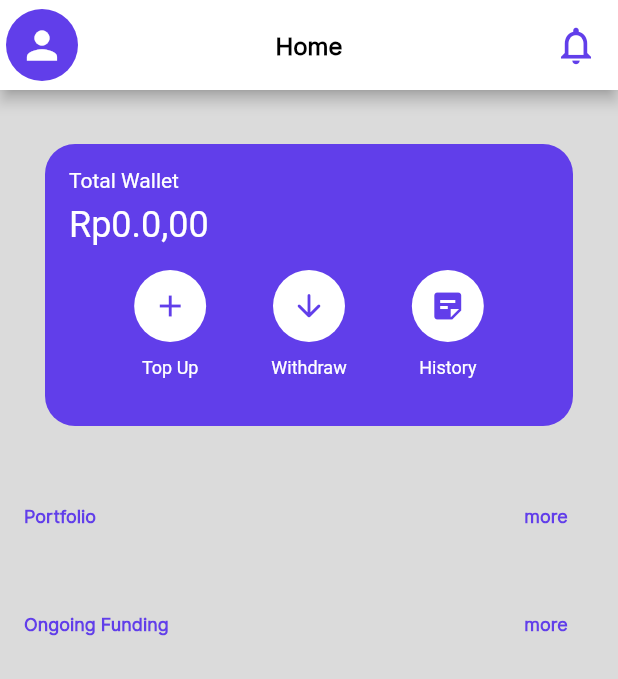
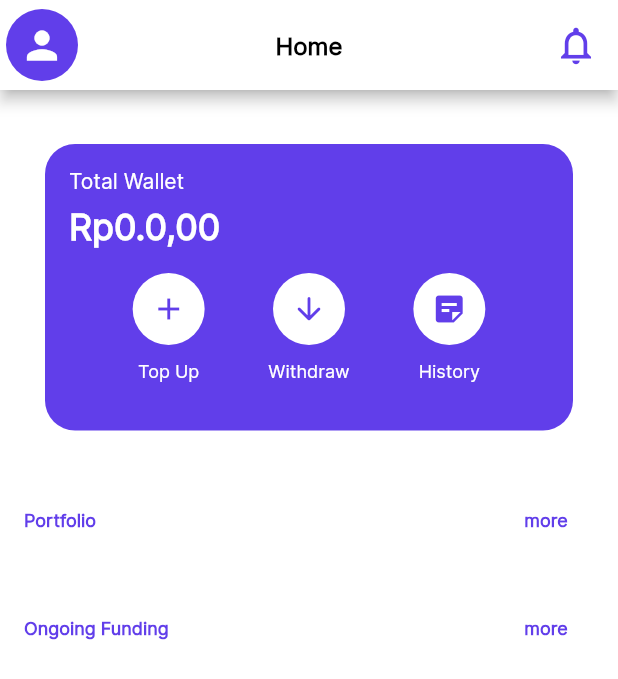
Before and after one commit to MuhammadFahru/tubes-promvis, a Flutter app: the HomeScreen screen opened directly, on a phone screen of 412 x 824 dp. Shown: the top 679 px of the screen. Run offline on Flutter 3.47's test engine with Material 2 defaults, Android fonts, the phone set to English and light mode, and no system bars; our stand-ins replace dropdown_search, email_validator, equatable, flutter_bloc, google_fonts, percent_indicator; accounts and stored records are empty; network calls fail.

Commit message:
menyamakan theme

```diff
--- a/flutter-investor/lib/pages/homeScreen.dart
+++ b/flutter-investor/lib/pages/homeScreen.dart
@@ -50,7 +50,7 @@ class HomeScreen extends StatelessWidget {
             create: (context) => OngoingFundingCubit()),
       ],
       child: Scaffold(
-        backgroundColor: Color(int.parse('0xffDBDBDB')),
+        backgroundColor: backgroundColor6,
         appBar: AppBar(
           toolbarHeight: 60,
           backgroundColor: Colors.white,
@@ -59,7 +59,9 @@ class HomeScreen extends StatelessWidget {
           title: Text(
             'Home',
             style: GoogleFonts.inter(
-                color: Colors.black, fontWeight: FontWeight.bold, fontSize: 16),
+                color: primaryTextColor,
+                fontWeight: FontWeight.bold,
+                fontSize: 16),
           ),
           leading: Container(
             margin: EdgeInsets.all(4),
@@ -187,15 +189,20 @@ class WalletModule extends StatelessWidget {
                     mainAxisAlignment: MainAxisAlignment.center,
                     crossAxisAlignment: CrossAxisAlignment.start,
                     children: [
-                      const Text(
+                      Text(
                         'Total Wallet',
-                        style: TextStyle(fontSize: 14.0, color: Colors.white),
+                        style: GoogleFonts.inter(
+                            fontSize: 14.0,
+                            color: Colors.white,
+                            fontWeight: regular),
                       ),
                       const SizedBox(height: 8.0),
                       Text(
                         'Rp$walletValue,00',
-                        style: const TextStyle(
-                            fontSize: 24.0, color: Colors.white),
+                        style: GoogleFonts.inter(
+                            fontSize: 24.0,
+                            color: Colors.white,
+                            fontWeight: bold),
                       ),
                     ]),
               ),
@@ -213,15 +220,18 @@ class WalletModule extends StatelessWidget {
                             Navigator.pushNamed(context, '/topUp');
                           },
                           icon: Icon(Icons.add),
-                          color: Color(int.parse('0xff613EEA')),
+                          color: primaryColor,
                         ),
                       ),
                       const SizedBox(
                         height: 10,
                       ),
-                      const Text(
+                      Text(
                         'Top Up',
-                        style: TextStyle(fontSize: 12, color: Colors.white),
+                        style: GoogleFonts.inter(
+                            fontSize: 12.0,
+                            color: Colors.white,
+                            fontWeight: regular),
                       )
                     ],
                   ),
@@ -233,15 +243,18 @@ class WalletModule extends StatelessWidget {
                         child: IconButton(
                           onPressed: () {},
                           icon: Icon(Icons.arrow_downward_rounded),
-                          color: Color(int.parse('0xff613EEA')),
+                          color: primaryColor,
                         ),
                       ),
                       const SizedBox(
                         height: 10,
                       ),
-                      const Text(
+                      Text(
                         'Withdraw',
-                        style: TextStyle(fontSize: 12, color: Colors.white),
+                        style: GoogleFonts.inter(
+                            fontSize: 12.0,
+                            color: Colors.white,
+                            fontWeight: regular),
                       )
                     ],
                   ),
@@ -253,15 +266,18 @@ class WalletModule extends StatelessWidget {
                         child: IconButton(
                           onPressed: () {},
                           icon: Icon(Icons.sticky_note_2),
-                          color: Color(int.parse('0xff613EEA')),
+                          color: primaryColor,
                         ),
                       ),
                       const SizedBox(
                         height: 10,
                       ),
-                      const Text(
+                      Text(
                         'History',
-                        style: TextStyle(fontSize: 12, color: Colors.white),
+                        style: GoogleFonts.inter(
+                            fontSize: 12.0,
+                            color: Colors.white,
+                            fontWeight: regular),
                       )
                     ],
                   ),
```
Also changed, not shown: flutter-investor/lib/pages/funding.dart (+31 -24 lines), flutter-investor/lib/pages/portofolio.dart (+6 -3 lines).
